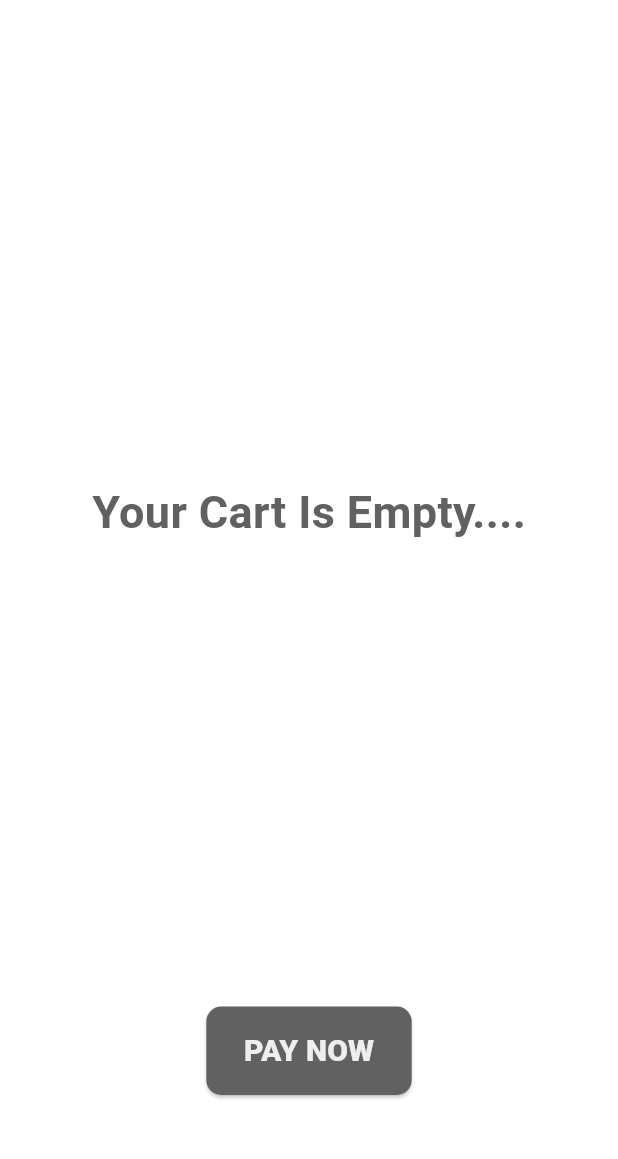
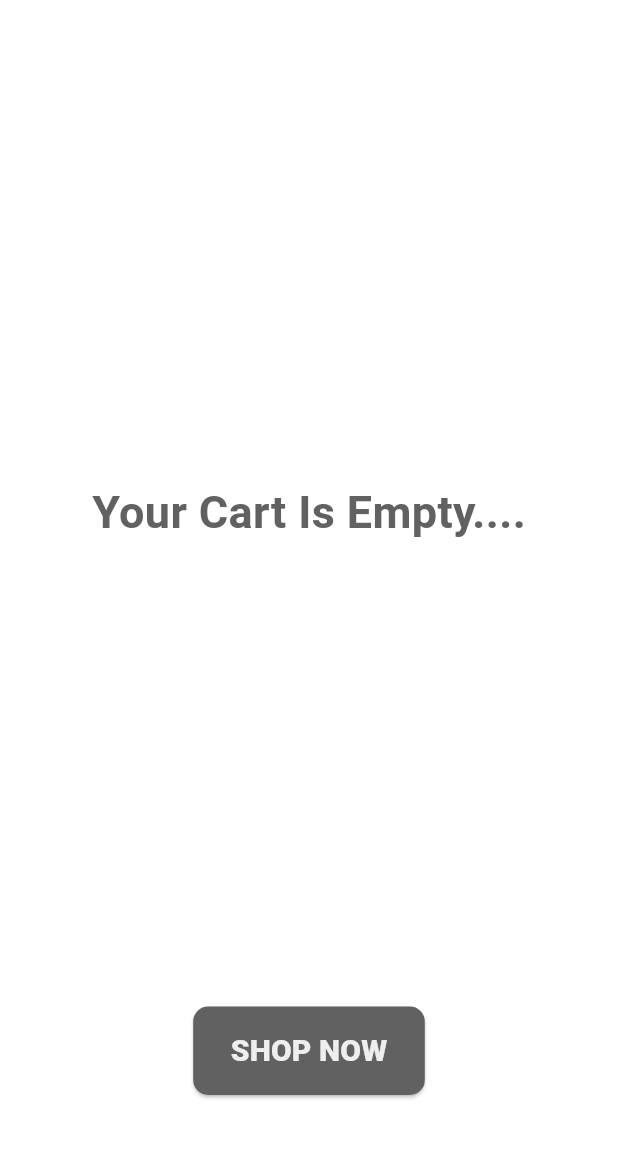
Before and after one commit to Ved576/E_Commerce, a Flutter app: the CartPage screen opened directly, on a phone screen of 412 x 824 dp, the part 66-1225 px from its top. Run offline on Flutter 3.47's test engine with Material 3 defaults, Android fonts, the phone set to English and light mode, and no system bars; our stand-ins replace firebase_core; missing offline and left inert: razorpay_flutter; accounts and stored records are empty.

Commit message:
CART CHANGES-1

```diff
--- a/lib/Pages/cartPage.dart
+++ b/lib/Pages/cartPage.dart
@@ -1,3 +1,4 @@
+import 'package:e_commerce/Pages/shopPage.dart';
 import 'package:e_commerce/components/MyDrawer.dart';
 import 'package:e_commerce/models/products.dart';
 import 'package:e_commerce/models/shopModel.dart';
@@ -66,6 +67,9 @@ class _CartPageState extends State<CartPage> {
         ScaffoldMessenger.of(context).showSnackBar(
           const SnackBar(content: Text("PAYMENT SUCCESSFUL AND VERIFIED.")),
         );
+
+        context.read<shopModel>().clearCart();
+
       } else {
         ScaffoldMessenger.of(context).showSnackBar(
           const SnackBar(
@@ -214,7 +218,9 @@ class _CartPageState extends State<CartPage> {
               },
             ),
           ),
-          ElevatedButton(
+
+          cart.isNotEmpty
+          ?ElevatedButton(
             style: ElevatedButton.styleFrom(
               padding: const EdgeInsets.symmetric(horizontal: 25, vertical: 15),
               backgroundColor: Colors.grey[700],
@@ -227,8 +233,26 @@ class _CartPageState extends State<CartPage> {
               'PAY NOW',
               style: TextStyle(fontWeight: FontWeight.w900, fontSize: 20),
             ),
+          )
+
+          :ElevatedButton(
+            style: ElevatedButton.styleFrom(
+              padding: const EdgeInsets.symmetric(horizontal: 25, vertical: 15),
+              backgroundColor: Colors.grey[700],
+              shape: RoundedRectangleBorder(
+                borderRadius: BorderRadius.circular(10),
+              ),
+            ),
+            onPressed: () {
+              Navigator.push(context, MaterialPageRoute(builder: (context) => ShopPage()));
+            },
+            child: const Text(
+              'SHOP NOW',
+              style: TextStyle(fontWeight: FontWeight.w900, fontSize: 20),
+            ),
           ),
-          const SizedBox(height: 50),
+
+          SizedBox(height: 50),
         ],
       ),
       drawer: MyDrawer(),
--- a/lib/models/shopModel.dart
+++ b/lib/models/shopModel.dart
@@ -61,4 +61,9 @@ class shopModel extends ChangeNotifier {
     _cart.remove(item);
     notifyListeners();
   }
+
+  void clearCart() {
+    _cart.clear();
+    notifyListeners();
+  }
 }
```
